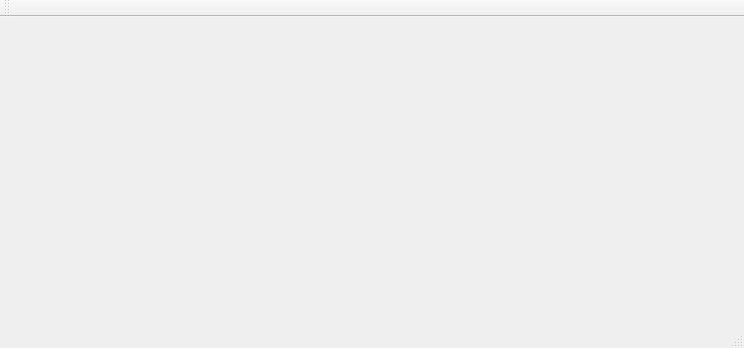
InsertnameEx3/diagram_creator, file mainwindow.ui: the form before one commit.
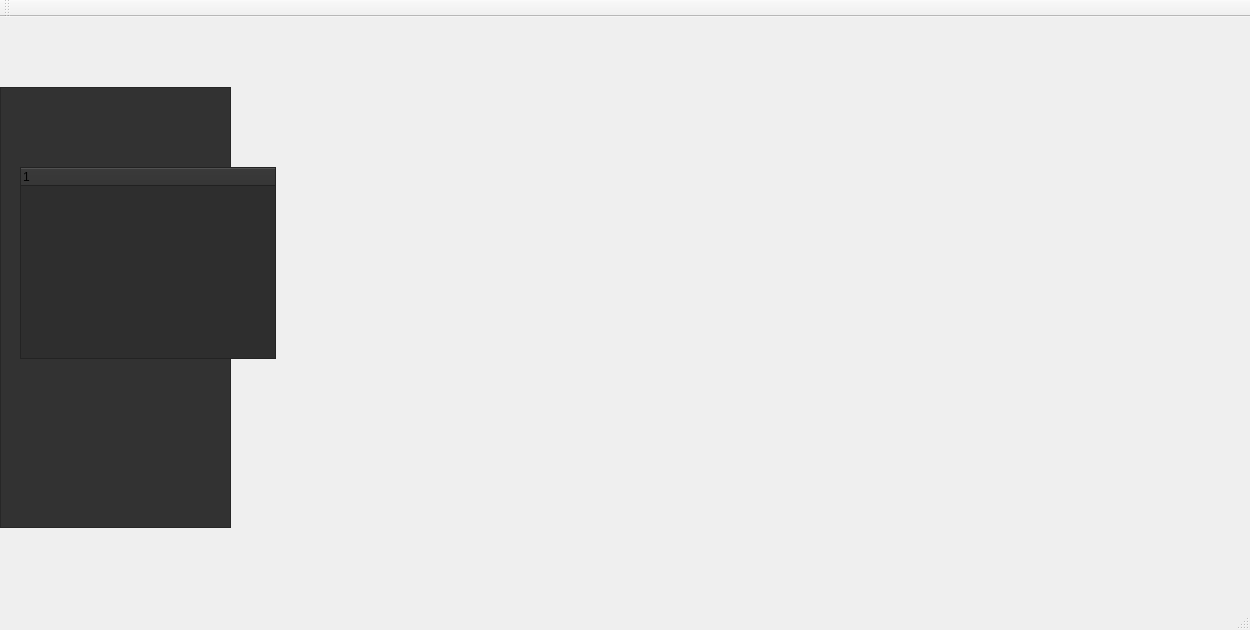
The form after the commit.

Commit message: modified:   UML_Creator.pro 	modified:   UML_Creator.pro.user 	modified:   diagramscene.cpp 	modified:   diagramscene.h 	modified:   mainwindow.cpp 	modified:   mainwindow.h 	modified:   mainwindow.ui 	deleted:    mainwindow.ui.autosave 	modified:   styles.txt 	modified:   toolbar.cpp 	modified:   toolbar.h 	modified:   toolbar.qss

What changed in the file:
```diff
--- a/mainwindow.ui
+++ b/mainwindow.ui
@@ -6,14 +6,46 @@
    <rect>
     <x>0</x>
     <y>0</y>
-    <width>744</width>
-    <height>348</height>
+    <width>1250</width>
+    <height>630</height>
    </rect>
   </property>
   <property name="windowTitle">
    <string>MainWindow</string>
   </property>
-  <widget class="QWidget" name="centralWidget"/>
+  <widget class="QWidget" name="centralWidget">
+   <widget class="QTreeView" name="treeView">
+    <property name="geometry">
+     <rect>
+      <x>0</x>
+      <y>70</y>
+      <width>231</width>
+      <height>441</height>
+     </rect>
+    </property>
+    <property name="styleSheet">
+     <string notr="true">background-color: rgb(50, 50, 50);</string>
+    </property>
+   </widget>
+   <widget class="QTreeWidget" name="treeWidget">
+    <property name="geometry">
+     <rect>
+      <x>20</x>
+      <y>150</y>
+      <width>256</width>
+      <height>192</height>
+     </rect>
+    </property>
+    <property name="styleSheet">
+     <string notr="true">background-color: rgb(46, 46, 46);</string>
+    </property>
+    <column>
+     <property name="text">
+      <string notr="true">1</string>
+     </property>
+    </column>
+   </widget>
+  </widget>
   <widget class="QMenuBar" name="menuBar">
    <property name="geometry">
     <rect>
```
Left out of the diff: 4 changed lines with no effect on the pictures. The commit also changes 11 other files.
